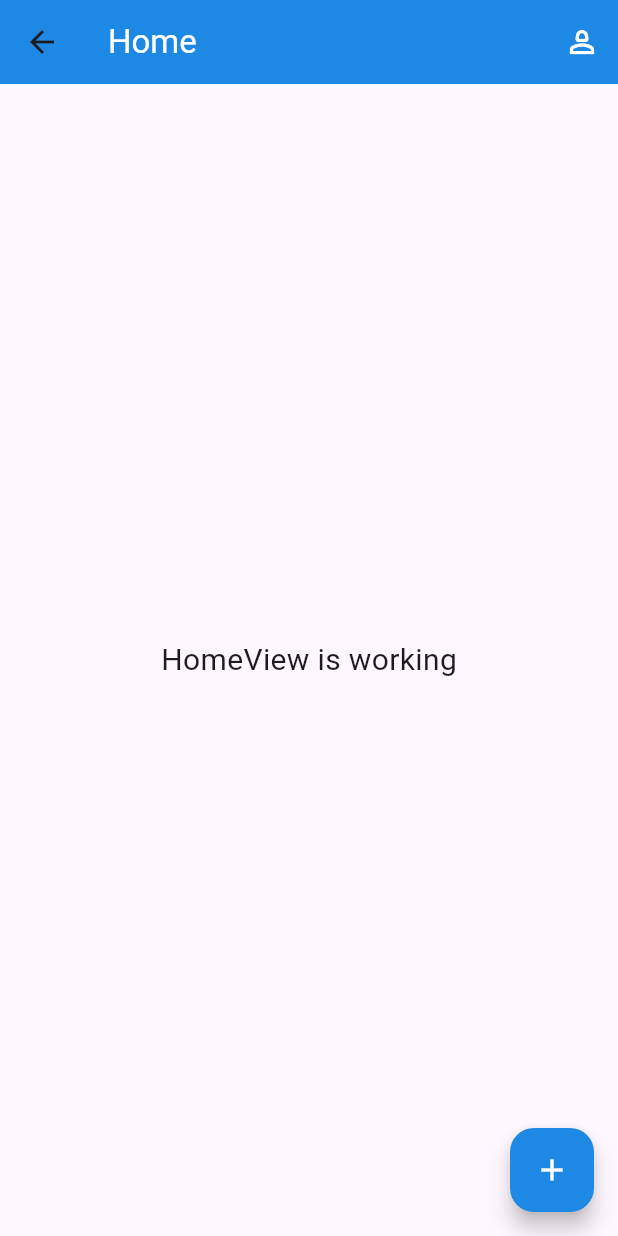
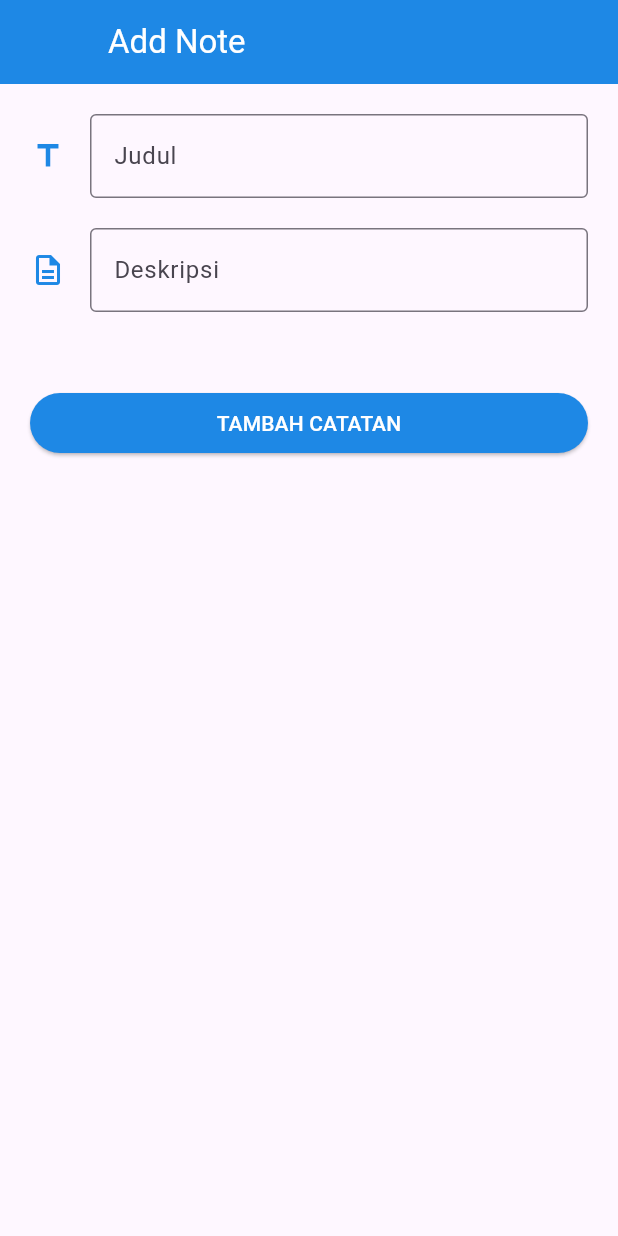
Before and after one commit to iqbalsuwandi20/flutter-firebase, a Flutter app: the HomeView screen opened by its route, after a tap on the "add" icon, on a phone screen of 412 x 824 dp. Run offline on Flutter 3.47's test engine with Material 3 defaults, Android fonts, the phone set to English and light mode, and no system bars; our stand-ins replace cloud_firestore, firebase_auth, firebase_core, get, get_storage; accounts and stored records are empty.

Commit message:
add note

```diff
--- /dev/null
+++ b/lib/app/modules/add_note/bindings/add_note_binding.dart
@@ -0,0 +1,12 @@
+import 'package:get/get.dart';
+
+import '../controllers/add_note_controller.dart';
+
+class AddNoteBinding extends Bindings {
+  @override
+  void dependencies() {
+    Get.lazyPut<AddNoteController>(
+      () => AddNoteController(),
+    );
+  }
+}
--- /dev/null
+++ b/lib/app/modules/add_note/controllers/add_note_controller.dart
@@ -0,0 +1,39 @@
+import 'package:cloud_firestore/cloud_firestore.dart';
+import 'package:firebase_auth/firebase_auth.dart';
+import 'package:flutter/material.dart';
+import 'package:get/get.dart';
+
+class AddNoteController extends GetxController {
+  TextEditingController titleC = TextEditingController();
+  TextEditingController descC = TextEditingController();
+
+  RxBool isLoading = false.obs;
+
+  FirebaseAuth auth = FirebaseAuth.instance;
+  FirebaseFirestore firestore = FirebaseFirestore.instance;
+
+  void addNote() async {
+    if (titleC.text.isNotEmpty && descC.text.isNotEmpty) {
+      isLoading.value = true;
+      try {
+        String uid = auth.currentUser!.uid;
+
+        await firestore.collection("users").doc(uid).collection("notes").add({
+          "title": titleC.text,
+          "description": descC.text,
+          "createdAt": DateTime.now().toIso8601String(),
+        });
+
+        isLoading.value = false;
+
+        Get.back();
+      } catch (e) {
+        print(e);
+        isLoading.value = false;
+        Get.snackbar("TERJADI KESALAHAN", "Tidak dapat menambahkan catatan");
+      }
+    } else {
+      Get.snackbar("TERJADI KESALAHAN", "Data tidak boleh kosong.");
+    }
+  }
+}
--- /dev/null
+++ b/lib/app/modules/add_note/views/add_note_view.dart
@@ -0,0 +1,70 @@
+import 'package:flutter/material.dart';
+
+import 'package:get/get.dart';
+
+import '../controllers/add_note_controller.dart';
+
+class AddNoteView extends GetView<AddNoteController> {
+  const AddNoteView({super.key});
+  @override
+  Widget build(BuildContext context) {
+    return Scaffold(
+      appBar: AppBar(
+        title: const Text(
+          'Add Note',
+          style: TextStyle(color: Colors.white),
+        ),
+        leading: const SizedBox(),
+        backgroundColor: Colors.blue[600],
+      ),
+      body: ListView(
+        padding: const EdgeInsets.all(20),
+        children: [
+          TextField(
+            controller: controller.titleC,
+            textInputAction: TextInputAction.next,
+            decoration: InputDecoration(
+                labelText: "Judul",
+                icon: Icon(
+                  Icons.title_outlined,
+                  color: Colors.blue[600],
+                ),
+                border: const OutlineInputBorder()),
+          ),
+          const SizedBox(height: 20),
+          TextField(
+            controller: controller.descC,
+            textInputAction: TextInputAction.done,
+            decoration: InputDecoration(
+                labelText: "Deskripsi",
+                icon: Icon(
+                  Icons.description_outlined,
+                  color: Colors.blue[600],
+                ),
+                border: const OutlineInputBorder()),
+          ),
+          const SizedBox(height: 50),
+          Obx(
+            () {
+              return ElevatedButton(
+                onPressed: () {
+                  if (controller.isLoading.isFalse) {
+                    controller.addNote();
+                  }
+                },
+                style:
+                    ElevatedButton.styleFrom(backgroundColor: Colors.blue[600]),
+                child: Text(
+                  controller.isLoading.isFalse
+                      ? "TAMBAH CATATAN"
+                      : "LAGI PROSES..",
+                  style: const TextStyle(color: Colors.white),
+                ),
+              );
+            },
+          ),
+        ],
+      ),
+    );
+  }
+}
--- a/lib/app/modules/home/views/home_view.dart
+++ b/lib/app/modules/home/views/home_view.dart
@@ -34,7 +34,9 @@ class HomeView extends GetView<HomeController> {
         ),
       ),
       floatingActionButton: FloatingActionButton(
-        onPressed: () {},
+        onPressed: () {
+          Get.toNamed(Routes.ADD_NOTE);
+        },
         backgroundColor: Colors.blue[600],
         child: const Icon(
           Icons.add,
--- a/lib/app/routes/app_pages.dart
+++ b/lib/app/routes/app_pages.dart
@@ -1,5 +1,7 @@
 import 'package:get/get.dart';
 
+import '../modules/add_note/bindings/add_note_binding.dart';
+import '../modules/add_note/views/add_note_view.dart';
 import '../modules/home/bindings/home_binding.dart';
 import '../modules/home/views/home_view.dart';
 import '../modules/login/bindings/login_binding.dart';
@@ -44,5 +46,10 @@ class AppPages {
       page: () => const ProfileView(),
       binding: ProfileBinding(),
     ),
+    GetPage(
+      name: _Paths.ADD_NOTE,
+      page: () => const AddNoteView(),
+      binding: AddNoteBinding(),
+    ),
   ];
 }
--- a/lib/app/routes/app_routes.dart
+++ b/lib/app/routes/app_routes.dart
@@ -8,6 +8,7 @@ abstract class Routes {
   static const REGISTER = _Paths.REGISTER;
   static const RESET_PASSWORD = _Paths.RESET_PASSWORD;
   static const PROFILE = _Paths.PROFILE;
+  static const ADD_NOTE = _Paths.ADD_NOTE;
 }
 
 abstract class _Paths {
@@ -17,4 +18,5 @@ abstract class _Paths {
   static const REGISTER = '/register';
   static const RESET_PASSWORD = '/reset-password';
   static const PROFILE = '/profile';
+  static const ADD_NOTE = '/add-note';
 }
```
